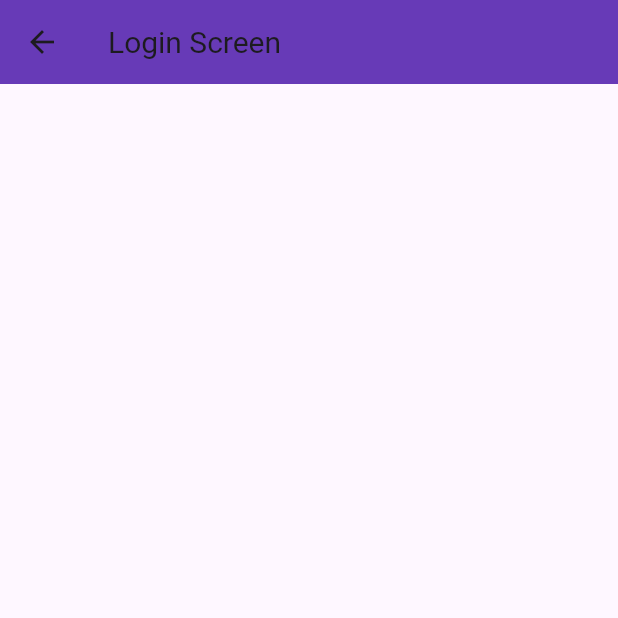
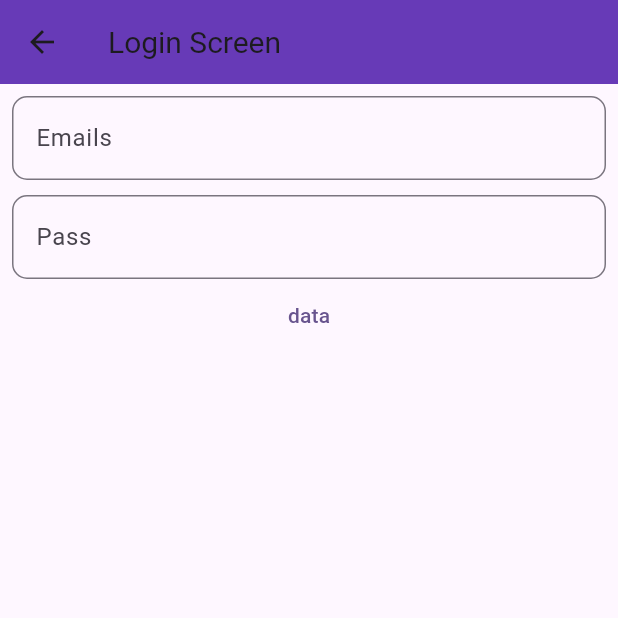
Before and after one commit to MostafaHefzy1/Amit_56, a Flutter app: the LoginScreen screen opened directly, on a phone screen of 412 x 824 dp, the top half of it. Run offline on Flutter 3.47's test engine with Material 3 defaults, Android fonts, the phone set to English and light mode, and no system bars; our stand-ins replace bloc, cached_network_image, dio, firebase_auth, firebase_core, flutter_bloc and 2 more; accounts and stored records are empty; network calls fail.

Commit message:
27/11/2024

```diff
--- a/lib/cubit/logic_state.dart
+++ b/lib/cubit/logic_state.dart
@@ -5,9 +5,6 @@ sealed class LogicState {}
 
 final class LogicInitial extends LogicState {}
 
-final class LoginSuccessState extends LogicState {}
-
-final class LoginFailedState extends LogicState {}
 
 final class GetNewsSuccess extends LogicState {
   final NewsModel newsModel;
@@ -19,3 +16,21 @@ final class GetNewsError extends LogicState {}
 
 
 final class ChangeLangState extends LogicState {}
+
+
+final class LoginSuccessState extends LogicState {}
+
+final class LoginFailedState extends LogicState {}
+
+
+final class CreateAccountSuccessState extends LogicState {}
+
+final class CreateAccountFailedState extends LogicState {}
+
+final class ChangePasswordAccountSuccessState extends LogicState {}
+
+final class ChangePasswordAccountFailedState extends LogicState {}
+
+
+final class GoogleSignInSuccessState  extends LogicState {}
+final class GoogleSignInFailedState  extends LogicState {}
--- a/lib/login_screen.dart
+++ b/lib/login_screen.dart
@@ -27,7 +27,36 @@ class LoginScreen extends StatelessWidget {
                 key: formKey,
                 child: Column(
                   children: [
-
+                    TextFormField(
+                      controller: emailController,
+                      validator: (value) {
+                        print("value $value");
+                        if (value!.isEmpty) {
+                          return "error";
+                        }
+                      },
+                      decoration: InputDecoration(
+                          hintText: "Emails",
+                          border: OutlineInputBorder(
+                              borderRadius: BorderRadius.circular(10))),
+                    ),
+                    const SizedBox(
+                      height: 10,
+                    ),
+                    TextFormField(
+                      controller: passwordController,
+                      decoration: InputDecoration(
+                          hintText: "Pass",
+                          border: OutlineInputBorder(
+                              borderRadius: BorderRadius.circular(10))),
+                    ),
+                    TextButton(
+                        onPressed: () {
+                          if (formKey.currentState!.validate()) {
+                            // cubit.loginFirebase
+                          }
+                        },
+                        child: const Text("data"))
                   ],
                 ),
               ),
```
Also changed, not shown: lib/cubit/logic_cubit.dart (+58 -2 lines), lib/details_news.dart (added, +60 -0 lines), lib/dio_helper.dart (+5 -11 lines), lib/main.dart (+9 -22 lines), lib/news_screen.dart (+23 -4 lines), pubspec.yaml (+15 -2 lines), firebase.json (added), lib/firebase_options.dart (added), pubspec.lock, 23 other files.
